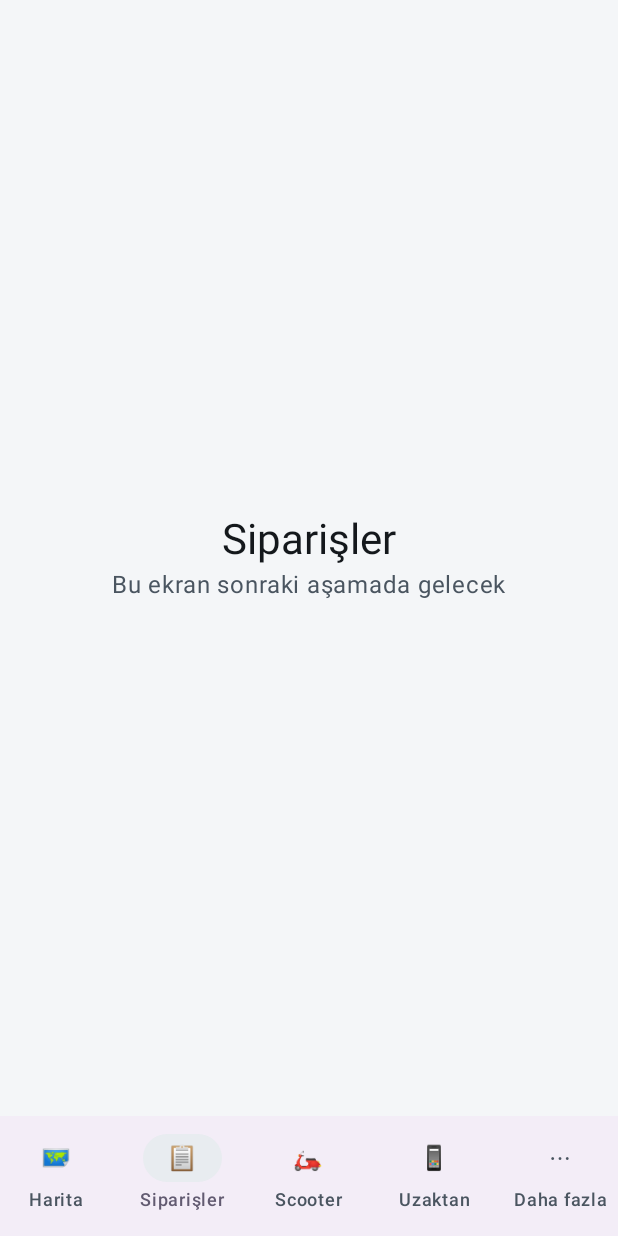
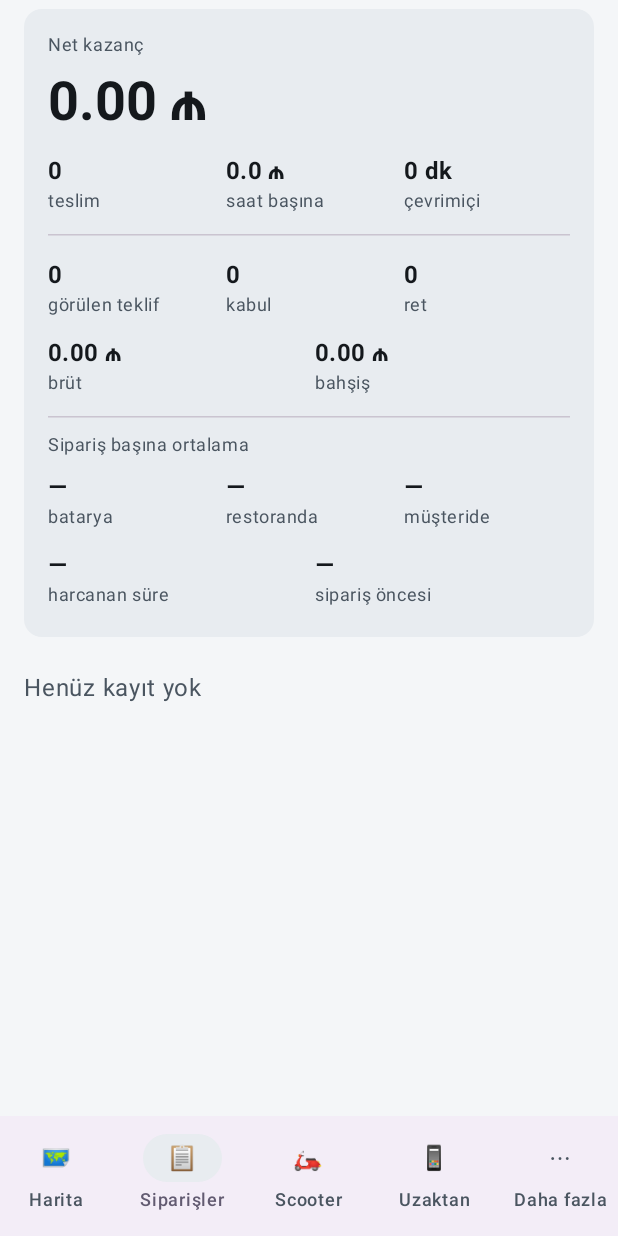
Before and after one commit to Myapplab/Weem, an Android app built with Jetpack Compose: the screen it shows after launch (MainActivity), item 2 of the bottom bar chosen, on a phone screen of 412 x 824 dp. Run offline under Robolectric (Android 15) with nearby library versions, the phone set to English and light mode, and no system bars.

Commit message:
feat: A3.8 Siparişler sekmesi (Compose) — Bugün kartları, gün sayfaları, gün ayrıntısı, Kayıtlar gün sayfası ve arşiv [skip ci]
Co-Authored-By: Claude Sonnet 5.5 <noreply@anthropic.com>
Claude-Session: https://claude.ai/code/session_015zZLAeg1b3Xeq89TGZLDgW

```diff
--- a/app/build.gradle.kts
+++ b/app/build.gradle.kts
@@ -66,6 +66,8 @@ kotlin {
 dependencies {
     // Kabuğun saf mantığı (sekmeler, dil, tema, palet): logic/app.
     implementation("com.kuryelog.logic:app")
+    // Siparişler sekmesinin içeriği (A3.8): logic/orders OrdersScreen.
+    implementation("com.kuryelog.logic:orders")
     implementation(platform(libs.compose.bom))
     implementation(libs.compose.ui)
     implementation(libs.compose.material3)
--- /dev/null
+++ b/app/src/main/kotlin/com/kuryelog/app/OrdersAccess.kt
@@ -0,0 +1,42 @@
+package com.kuryelog.app
+
+import android.content.Context
+import com.kuryelog.app.core.CourierDb
+import com.kuryelog.app.core.Store
+import com.kuryelog.logic.core.Clock
+import com.kuryelog.logic.orders.CourierRecords
+import com.kuryelog.logic.orders.LogOrdersSource
+import com.kuryelog.logic.orders.OrderFlow
+import com.kuryelog.logic.orders.OrdersSource
+import org.json.JSONObject
+
+/**
+ * A3.8: Siparişler sekmesinin ve Kayıtlar gün sayfalarının veri kaynağı. Canlı akış ([flow]) A3.7'de (`WatchService` süreci kurar ve
+ * buraya koyar); o zamana kadar gün sayfaları `courier.db` ve gün dosyalarından çizilir (içe aktarılan Rawstats günleri dahil),
+ * düzeltme düğmeleri ve "ŞU AN" metni gelmez.
+ */
+object OrdersAccess {
+    @Volatile var flow: OrderFlow? = null
+    @Volatile private var db: CourierDb? = null
+
+    private fun db(ctx: Context): CourierDb = db ?: synchronized(this) { db ?: CourierDb(ctx.applicationContext).also { db = it } }
+
+    fun source(ctx: Context): OrdersSource =
+        LogOrdersSource(Store.log(ctx), CourierDbRecords(db(ctx)), Store.values(ctx), Clock.Jvm, flow)
+
+    /** Kayıt silindi ya da içe aktarıldı: akış varsa `courier.db` günlüklerden yeniden kurulur; yoksa yapılamaz (false). */
+    fun reload(): Boolean = flow?.let { it.reloadImportedStats(); true } ?: false
+}
+
+/** [CourierDb] (SQLite, `:core`) → `logic/orders` okuma arayüzü. */
+private class CourierDbRecords(private val db: CourierDb) : CourierRecords {
+    override fun saveTrip(j: JSONObject) = db.saveTrip(j)
+    override fun saveOffer(j: JSONObject, result: String?) = db.saveOffer(j, result)
+    override fun trips(day: String?) = db.trips(day)
+    override fun offer(id: String) = db.offer(id)
+    override fun offerCount(day: String, result: String) = db.offerCount(day, result)
+    override fun session() = db.session()
+    override fun session(j: JSONObject) = db.session(j)
+    override fun <T> batch(block: () -> T): T = db.batch(block)
+    override fun clear() = db.clear()
+}
--- /dev/null
+++ b/app/src/main/kotlin/com/kuryelog/app/OrdersBlocks.kt
@@ -0,0 +1,111 @@
+package com.kuryelog.app
+
+import androidx.compose.foundation.BorderStroke
+import androidx.compose.foundation.clickable
+import androidx.compose.foundation.layout.Arrangement
+import androidx.compose.foundation.layout.Column
+import androidx.compose.foundation.layout.ColumnScope
+import androidx.compose.foundation.layout.Row
+import androidx.compose.foundation.layout.fillMaxWidth
+import androidx.compose.foundation.layout.heightIn
+import androidx.compose.foundation.layout.padding
+import androidx.compose.material3.Card
+import androidx.compose.material3.CardDefaults
+import androidx.compose.material3.HorizontalDivider
+import androidx.compose.material3.MaterialTheme
+import androidx.compose.material3.Surface
+import androidx.compose.material3.Text
+import androidx.compose.runtime.Composable
+import androidx.compose.ui.Alignment
+import androidx.compose.ui.Modifier
+import androidx.compose.ui.graphics.Color
+import androidx.compose.ui.semantics.Role
+import androidx.compose.ui.semantics.heading
+import androidx.compose.ui.semantics.semantics
+import androidx.compose.ui.text.font.FontWeight
+import androidx.compose.ui.unit.dp
+import com.kuryelog.logic.orders.Block
+import com.kuryelog.logic.orders.Card as ModelCard
+import com.kuryelog.logic.orders.OrderHistory
+import com.kuryelog.logic.orders.Style
+import com.kuryelog.logic.orders.Tile
+import com.kuryelog.logic.orders.Tone
+
+/** `logic/orders` kart modelini çizer (Rawstats `card`/`text`/`stat` yardımcılarının Compose karşılığı). Metin ve sıra modelden gelir. */
+@Composable
+fun toneColor(tone: Tone): Color {
+    val p = LocalWeemPalette.current
+    return Color(when (tone) { Tone.WOLT -> p.wolt; Tone.BOLT -> p.bolt; Tone.NEUTRAL -> p.text })
+}
+
+@Composable
+fun CardView(card: ModelCard, modifier: Modifier = Modifier, onMetric: (OrderHistory.Metric) -> Unit = {}, footer: @Composable ColumnScope.() -> Unit = {}) {
+    val p = LocalWeemPalette.current
+    val container = Color(when {
+        card.tone == Tone.WOLT -> p.woltBg
+        card.tone == Tone.BOLT -> p.boltBg
+        card.hero -> p.raised
+        else -> p.surface
+    })
+    Card(
+        modifier.fillMaxWidth().padding(vertical = 6.dp),
+        colors = CardDefaults.cardColors(containerColor = container),
+        border = if (card.outlined) BorderStroke(2.dp, toneColor(if (card.tone == Tone.NEUTRAL) Tone.WOLT else card.tone)) else null,
+    ) {
+        Column(Modifier.padding(16.dp), verticalArrangement = Arrangement.spacedBy(4.dp)) {
+            for (b in card.blocks) BlockView(b, onMetric)
+            footer()
+        }
+    }
+}
+
+@Composable
+private fun BlockView(b: Block, onMetric: (OrderHistory.Metric) -> Unit) {
+    val p = LocalWeemPalette.current
+    when (b) {
+        is Block.Line -> StyledText(b.text, b.style)
+        is Block.Big -> Text(b.text, style = MaterialTheme.typography.displaySmall, fontWeight = FontWeight.Bold, maxLines = 1, modifier = Modifier.padding(vertical = 4.dp))
+        is Block.Heading -> Row(verticalAlignment = Alignment.CenterVertically) {
+            Text("●", color = toneColor(b.tone), modifier = Modifier.padding(end = 8.dp))
+            Text(b.text, color = toneColor(b.tone), fontWeight = FontWeight.Bold, modifier = Modifier.semantics { heading() })
+        }
+        is Block.Sub -> Text(b.text, color = Color(p.accentText), style = MaterialTheme.typography.labelLarge, modifier = Modifier.padding(top = 12.dp).semantics { heading() })
+        is Block.Tiles -> Row(Modifier.fillMaxWidth(), horizontalArrangement = Arrangement.spacedBy(8.dp)) {
+            for (t in b.items) TileView(t, Modifier.weight(1f), onMetric)
+        }
+        is Block.Person -> Surface(Modifier.fillMaxWidth().padding(top = 6.dp), color = Color(p.raised), shape = MaterialTheme.shapes.medium) {
+            Column(Modifier.padding(12.dp)) {
+                Text(b.name, style = MaterialTheme.typography.titleSmall, fontWeight = FontWeight.Bold)
+                Text(b.details, style = MaterialTheme.typography.bodyMedium, modifier = Modifier.padding(top = 4.dp))
+            }
+        }
+        Block.Divider -> HorizontalDivider(Modifier.padding(vertical = 6.dp))
+    }
+}
+
+@Composable
+private fun TileView(t: Tile, modifier: Modifier, onMetric: (OrderHistory.Metric) -> Unit) {
+    val m = t.metric
+    Column(
+        modifier.heightIn(min = 48.dp).let { if (m != null) it.clickable(role = Role.Button) { onMetric(m) } else it }.padding(vertical = 4.dp),
+    ) {
+        Text(t.value, style = MaterialTheme.typography.titleMedium, fontWeight = FontWeight.Bold, color = if (t.tone == Tone.NEUTRAL) MaterialTheme.colorScheme.onSurface else toneColor(t.tone))
+        Text(t.label, style = MaterialTheme.typography.bodySmall, color = MaterialTheme.colorScheme.onSurfaceVariant)
+    }
+}
+
+@Composable
+fun StyledText(text: String, style: Style, modifier: Modifier = Modifier) {
+    val p = LocalWeemPalette.current
+    val scheme = MaterialTheme.colorScheme
+    val typo = MaterialTheme.typography
+    when (style) {
+        Style.BODY -> Text(text, style = typo.bodyMedium, modifier = modifier.fillMaxWidth())
+        Style.MUTED -> Text(text, style = typo.bodySmall, color = scheme.onSurfaceVariant, modifier = modifier.fillMaxWidth())
+        Style.BOLD -> Text(text, style = typo.titleSmall, fontWeight = FontWeight.Bold, modifier = modifier.fillMaxWidth())
+        Style.ACCENT_BOLD -> Text(text, style = typo.bodyMedium, fontWeight = FontWeight.Bold, color = Color(p.accentText), modifier = modifier.fillMaxWidth())
+        Style.DANGER -> Text(text, style = typo.bodyMedium, color = scheme.error, modifier = modifier.fillMaxWidth())
+        Style.DANGER_BOLD -> Text(text, style = typo.bodyMedium, fontWeight = FontWeight.Bold, color = scheme.error, modifier = modifier.fillMaxWidth())
+        Style.TITLE -> Text(text, style = typo.titleMedium, fontWeight = FontWeight.Bold, modifier = modifier.fillMaxWidth().padding(vertical = 4.dp))
+    }
+}
--- a/app/src/main/kotlin/com/kuryelog/app/WeemApp.kt
+++ b/app/src/main/kotlin/com/kuryelog/app/WeemApp.kt
@@ -80,6 +80,8 @@ fun WeemApp(
             holder.SaveableStateProvider(selected.key) {
                 GuardedPage(selected.key, lang, build = {}) {
                     when (selected) {
+                        // A3.8: Siparişler sekmesi.
+                        Tab.ORDERS -> OrdersTab(lang)
                         Tab.MORE -> MoreScreen(lang, langSetting, theme, versionName, onLangSetting, onTheme)
                         // G1: vardiya düğmesi açılış sekmesinde (harita A6'da gelir).
                         Tab.MAP -> Column { ShiftCard(lang); PlaceholderScreen(selected, lang) }
--- a/app/src/main/kotlin/com/kuryelog/app/WeemTheme.kt
+++ b/app/src/main/kotlin/com/kuryelog/app/WeemTheme.kt
@@ -4,10 +4,15 @@ import androidx.compose.material3.MaterialTheme
 import androidx.compose.material3.darkColorScheme
 import androidx.compose.material3.lightColorScheme
 import androidx.compose.runtime.Composable
+import androidx.compose.runtime.CompositionLocalProvider
+import androidx.compose.runtime.staticCompositionLocalOf
 import androidx.compose.ui.graphics.Color
 import com.kuryelog.logic.app.Palette
 
 private fun c(argb: Long) = Color(argb)
+
+/** Platform ve kart renkleri için etkin palet (A3.8: Wolt/Bolt kartları, hata ve vurgu metinleri). */
+val LocalWeemPalette = staticCompositionLocalOf { Palette.light }
 
 /** `logic/app` paletini Material renklerine bağlar (karşıtlık testi o palette). */
 @Composable
@@ -32,5 +37,5 @@ fun WeemTheme(dark: Boolean, content: @Composable () -> Unit) {
             error = c(p.danger),
         )
     }
-    MaterialTheme(colorScheme = scheme, content = content)
+    MaterialTheme(colorScheme = scheme) { CompositionLocalProvider(LocalWeemPalette provides p, content = content) }
 }
--- a/logic/orders/src/main/kotlin/com/kuryelog/logic/orders/OrdersScreen.kt
+++ b/logic/orders/src/main/kotlin/com/kuryelog/logic/orders/OrdersScreen.kt
@@ -75,6 +75,7 @@ class OrdersLabels(private val tl: (String, String) -> String) {
     val older = tl("Önceki gün", "Əvvəlki gün")
     val newer = tl("Sonraki gün", "Sonrakı gün")
     val dayDetails = tl("Günün tüm ayrıntıları", "Günün bütün təfərrüatları")
+    val today = tl("Bugün", "Bu gün")
     val back = tl("Geri", "Geri")
     val close = tl("Kapat", "Bağla")
     val save = tl("Kaydet", "Yadda saxla")
@@ -112,9 +113,20 @@ class OrdersScreen(private val src: OrdersSource, lang: Lang) {
     private fun minutesText(m: Double) = if (m < -0.5) "-" + dk(-m) else dk(m.coerceAtLeast(0.0))
     private val todayText = tl("Bugün", "Bu gün")
 
-    /** Gün listesi (yeniden eskiye); [platform] null = Tüm siparişler. Canlı kayıt saklıyı ezer. */
+    /** Saklı kayıtlar ve canlı kopya bir kez okunur (bir örnek = bir görüntü); canlı kayıt saklıyı ezer. */
+    private val merged: List<TripRecord> by lazy {
+        val byId = LinkedHashMap<String, TripRecord>()
+        (src.stored() + src.live()).forEach { byId[it.id] = it }
+        byId.values.toList()
+    }
+    private val dayCache = HashMap<String?, List<OrderHistory.Day>>()
+
+    /** Gün listesi (yeniden eskiye); [platform] null = Tüm siparişler. */
     fun days(platform: String? = null): List<OrderHistory.Day> =
-        OrderHistory.days(src.stored(), src.live(), platform, ::platformOf) { src.day(it) }
+        dayCache.getOrPut(platform) { OrderHistory.days(merged, emptyList(), platform, ::platformOf) { src.day(it) } }
+
+    /** Okumaları baştan yapar (arayüz çizmeden önce). */
+    fun warm(): OrdersScreen { days(); OrderHistory.PLATFORMS.forEach { days(it) }; return this }
 
     // ---------- Bugün ----------
 
```
Also changed, not shown: app/src/main/kotlin/com/kuryelog/app/OrdersTab.kt (added, +311 -0 lines), app/src/main/kotlin/com/kuryelog/app/RecordsScreen.kt (+104 -21 lines).
